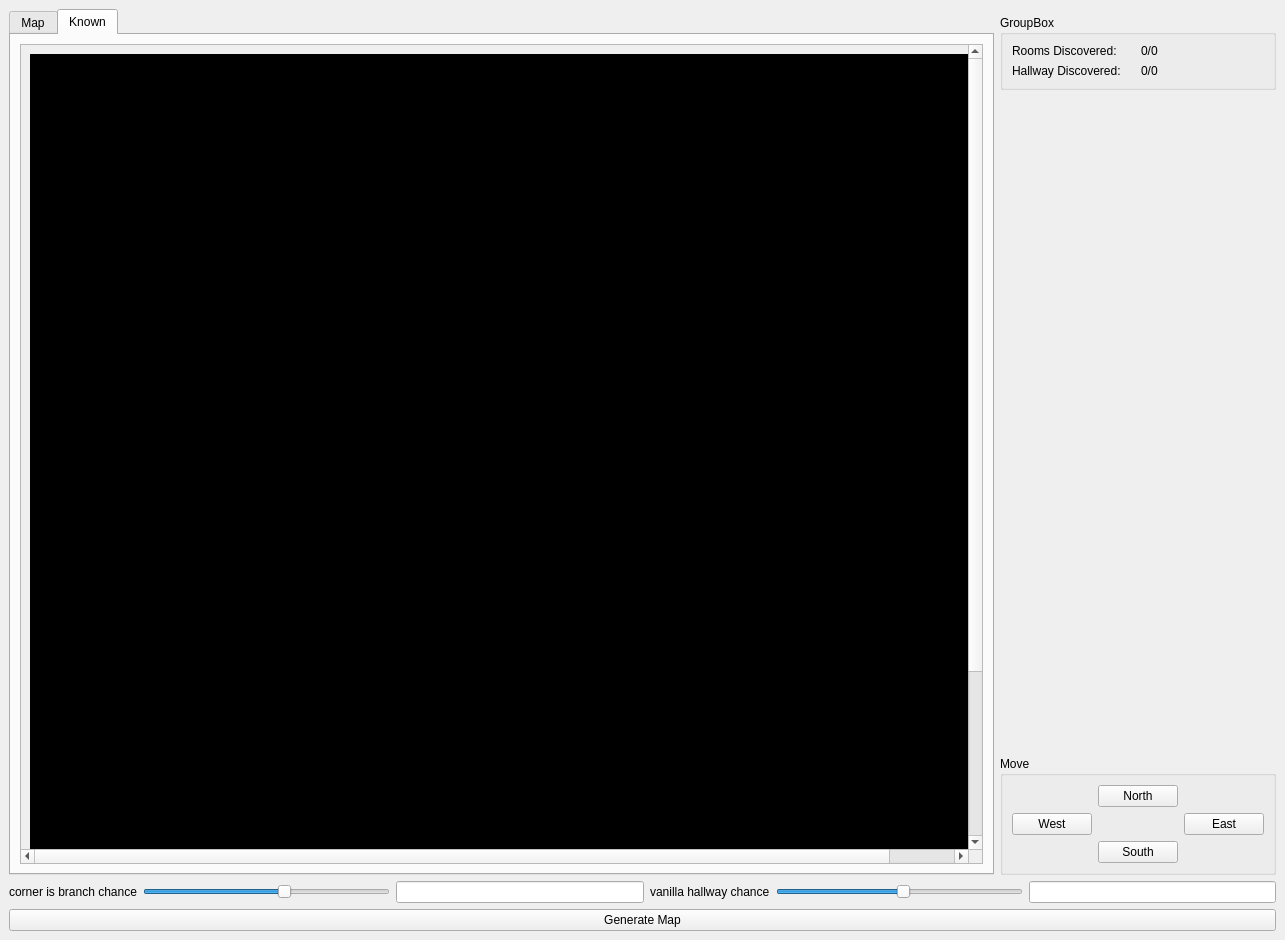
Old version of the form dun_gen.ui in the repository Axident/dun_gen.
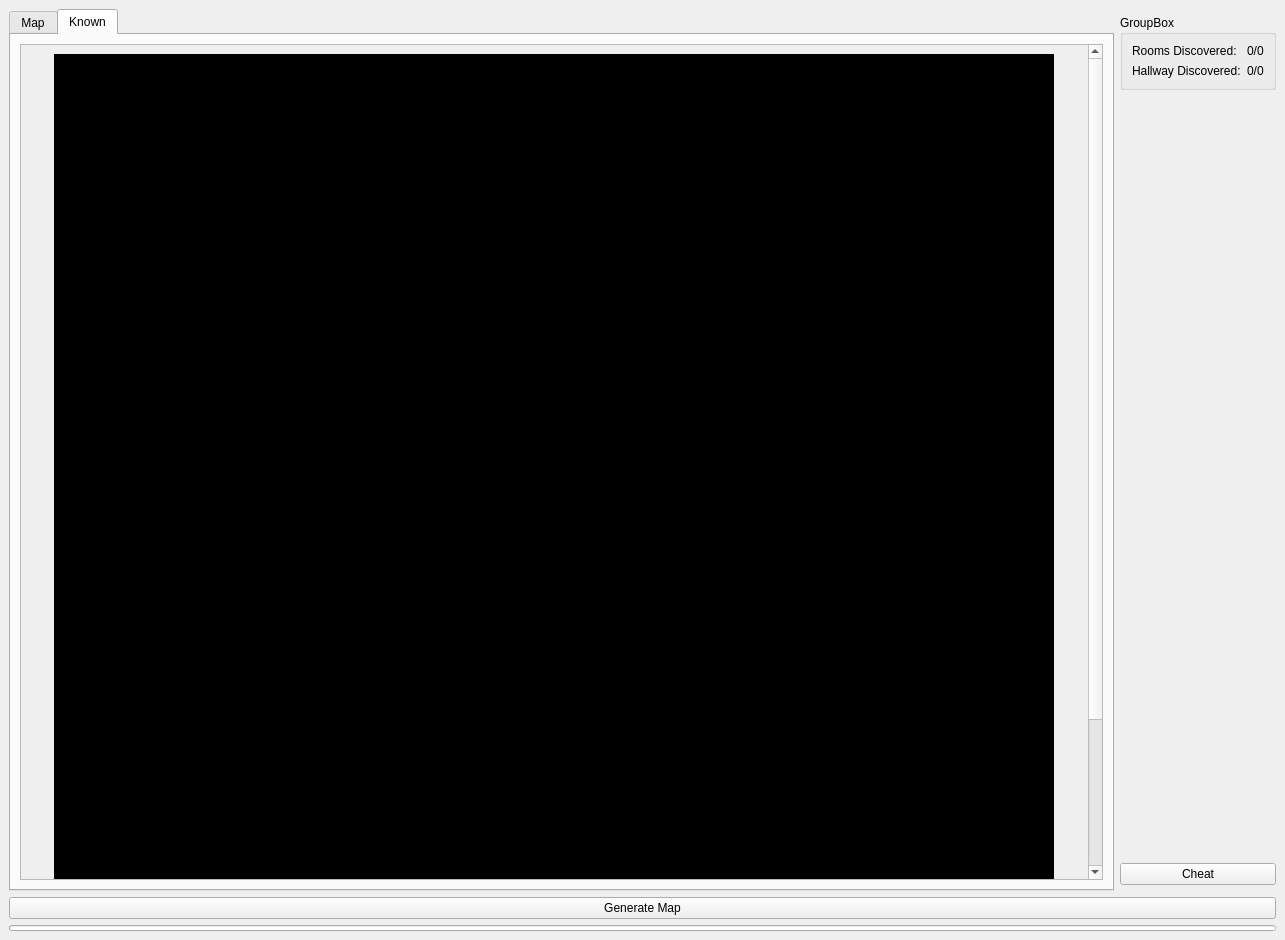
New version of the form. The open tabs and pages were chosen to show the change.

Commit message: too slow to be practical, but an interesting exercise

Diff of the .ui file:
```diff
--- a/dun_gen.ui
+++ b/dun_gen.ui
@@ -16,43 +16,13 @@
   <widget class="QWidget" name="centralwidget">
    <layout class="QGridLayout" name="gridLayout_6">
     <item row="3" column="1">
-     <widget class="QGroupBox" name="groupBox">
-      <property name="title">
-       <string>Move</string>
+     <widget class="QPushButton" name="cheat">
+      <property name="text">
+       <string>Cheat</string>
       </property>
-      <layout class="QGridLayout" name="gridLayout_5">
-       <item row="2" column="1">
-        <widget class="QPushButton" name="move_south">
-         <property name="text">
-          <string>South</string>
-         </property>
-        </widget>
-       </item>
-       <item row="0" column="1">
-        <widget class="QPushButton" name="move_north">
-         <property name="text">
-          <string>North</string>
-         </property>
-        </widget>
-       </item>
-       <item row="1" column="0">
-        <widget class="QPushButton" name="move_west">
-         <property name="text">
-          <string>West</string>
-         </property>
-        </widget>
-       </item>
-       <item row="1" column="2">
-        <widget class="QPushButton" name="move_east">
-         <property name="text">
-          <string>East</string>
-         </property>
-        </widget>
-       </item>
-      </layout>
      </widget>
     </item>
-    <item row="0" column="0" rowspan="4">
+    <item row="0" column="0" rowspan="5">
      <widget class="QTabWidget" name="tabWidget">
       <property name="currentIndex">
        <number>0</number>
@@ -130,7 +100,7 @@
             <rect>
              <x>0</x>
              <y>0</y>
-             <width>1018</width>
+             <width>1079</width>
              <height>1018</height>
             </rect>
            </property>
@@ -165,62 +135,6 @@
       </widget>
      </widget>
     </item>
-    <item row="4" column="0" colspan="2">
-     <layout class="QHBoxLayout" name="horizontalLayout">
-      <item>
-       <widget class="QLabel" name="branch_label">
-        <property name="text">
-         <string>corner is branch chance</string>
-        </property>
-       </widget>
-      </item>
-      <item>
-       <widget class="QSlider" name="also_straight">
-        <property name="minimum">
-         <number>1</number>
-        </property>
-        <property name="maximum">
-         <number>20</number>
-        </property>
-        <property name="value">
-         <number>12</number>
-        </property>
-        <property name="orientation">
-         <enum>Qt::Horizontal</enum>
-        </property>
-       </widget>
-      </item>
-      <item>
-       <widget class="QLineEdit" name="also_straight_value"/>
-      </item>
-      <item>
-       <widget class="QLabel" name="hallway_label">
-        <property name="text">
-         <string>vanilla hallway chance</string>
-        </property>
-       </widget>
-      </item>
-      <item>
-       <widget class="QSlider" name="no_change">
-        <property name="minimum">
-         <number>1</number>
-        </property>
-        <property name="maximum">
-         <number>30</number>
-        </property>
-        <property name="value">
-         <number>16</number>
-        </property>
-        <property name="orientation">
-         <enum>Qt::Horizontal</enum>
-        </property>
-       </widget>
-      </item>
-      <item>
-       <widget class="QLineEdit" name="no_change_value"/>
-      </item>
-     </layout>
-    </item>
     <item row="5" column="0" colspan="2">
      <layout class="QHBoxLayout" name="horizontalLayout_2">
       <item>
@@ -232,6 +146,19 @@
       </item>
      </layout>
     </item>
+    <item row="2" column="1">
+     <spacer name="verticalSpacer">
+      <property name="orientation">
+       <enum>Qt::Vertical</enum>
+      </property>
+      <property name="sizeHint" stdset="0">
+       <size>
+        <width>20</width>
+        <height>40</height>
+       </size>
+      </property>
+     </spacer>
+    </item>
     <item row="1" column="1">
      <widget class="QGroupBox" name="groupBox_2">
       <property name="title">
@@ -269,18 +196,27 @@
       </layout>
      </widget>
     </item>
-    <item row="2" column="1">
-     <spacer name="verticalSpacer">
-      <property name="orientation">
-       <enum>Qt::Vertical</enum>
-      </property>
-      <property name="sizeHint" stdset="0">
+    <item row="6" column="0" colspan="2">
+     <widget class="QProgressBar" name="progressBar">
+      <property name="maximumSize">
        <size>
-        <width>20</width>
-        <height>40</height>
+        <width>16777215</width>
+        <height>6</height>
        </size>
       </property>
-     </spacer>
+      <property name="minimum">
+       <number>0</number>
+      </property>
+      <property name="maximum">
+       <number>5000</number>
+      </property>
+      <property name="value">
+       <number>0</number>
+      </property>
+      <property name="textVisible">
+       <bool>false</bool>
+      </property>
+     </widget>
     </item>
    </layout>
   </widget>
```
The commit also changes 2 other files.
